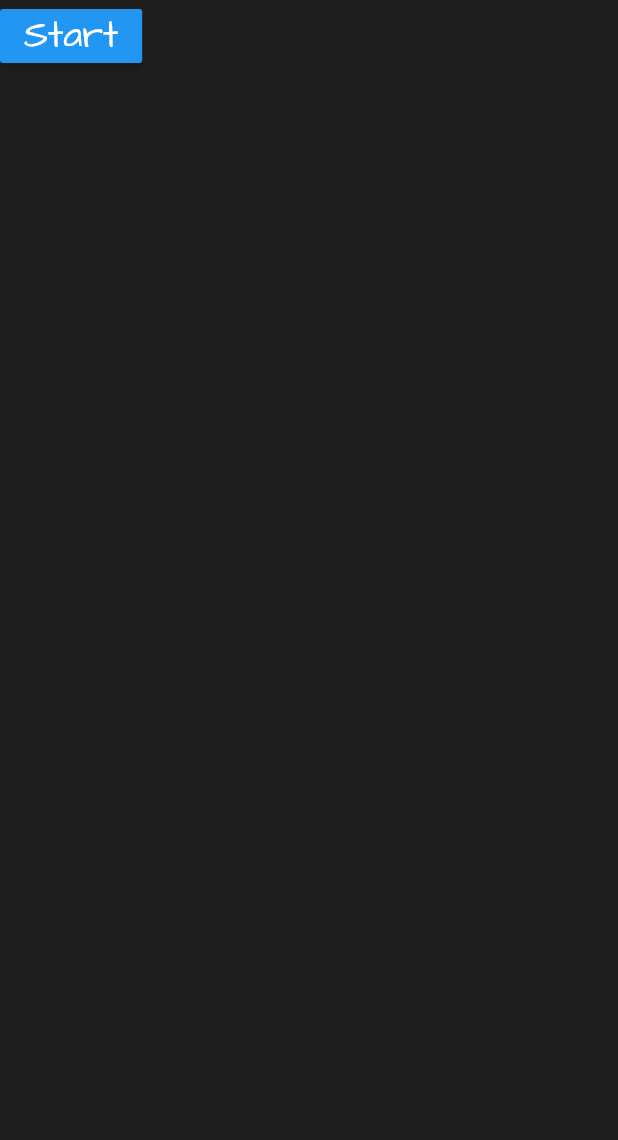
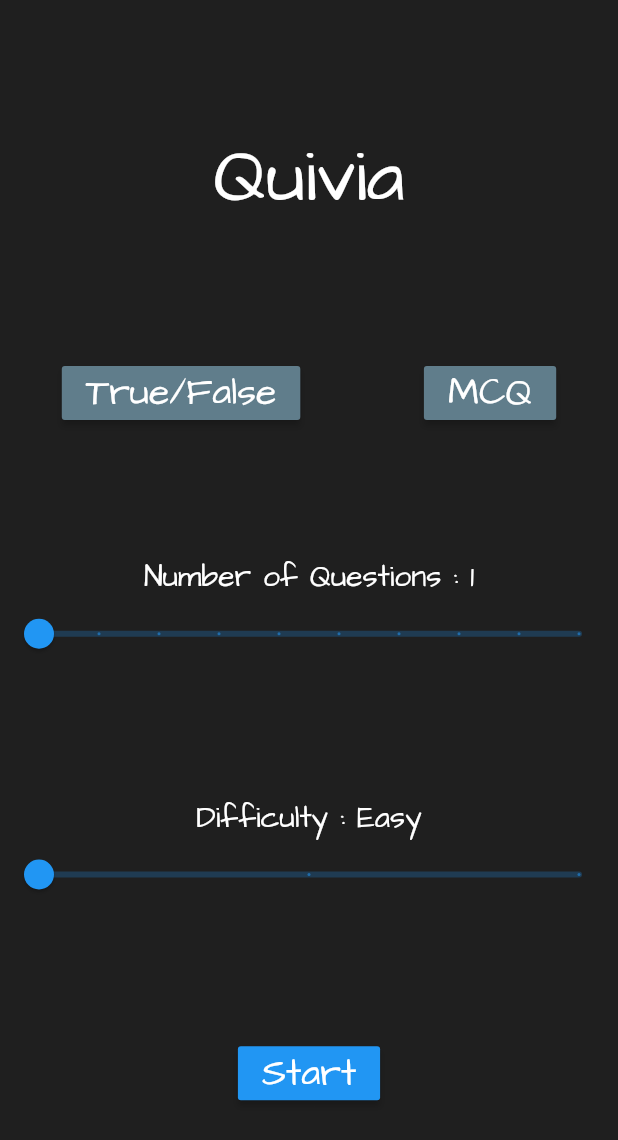
Before and after one commit to Riyansh1608/Quivia, a Flutter app: the screen it shows after launch, on a phone screen of 412 x 824 dp. Shown: the top 1140 px of the screen. Run offline on Flutter 3.47's test engine with Material 2 defaults, Android fonts, the phone set to English and light mode, and no system bars; our stand-ins replace dio.

Commit message:
added factors like type,no of Questions and difficulty

```diff
--- a/quivia/lib/main.dart
+++ b/quivia/lib/main.dart
@@ -1,6 +1,5 @@
 import 'package:flutter/material.dart';
 import 'package:quivia/pages/base_screen.dart';
-import 'package:quivia/pages/home_screen.dart';
 
 void main() {
   runApp(const MyApp());
--- a/quivia/lib/pages/base_screen.dart
+++ b/quivia/lib/pages/base_screen.dart
@@ -9,8 +9,25 @@ class Base extends StatefulWidget {
 }
 
 class _BaseState extends State<Base> {
+  double? _deviceHeight, _deviceWidth;
+  double _currentDifficultyLevel = 0;
+  List<String> difficulty = ["Easy", "Medium", "Hard"];
+  String type = "none";
+  double _totalQuestions = 1;
+  Color k = Colors.blueGrey;
+  Color j = Colors.blueGrey;
+
+  @override
+  void initState() {
+    super.initState();
+    k = Colors.blueGrey;
+    j = Colors.blueGrey;
+  }
+
   @override
   Widget build(BuildContext context) {
+    _deviceHeight = MediaQuery.of(context).size.height;
+    _deviceWidth = MediaQuery.of(context).size.width;
     return Scaffold(
       body: base_Ui(),
     );
@@ -18,29 +35,158 @@ class _BaseState extends State<Base> {
 
   Widget base_Ui() {
     return SafeArea(
-      child: Container(
+      child: Center(
         child: Column(
+          mainAxisAlignment: MainAxisAlignment.spaceEvenly,
+          mainAxisSize: MainAxisSize.max,
+          crossAxisAlignment: CrossAxisAlignment.center,
+          children: [
+            quiviaLogo(),
+            typeOfQuestion,
+            totalQuestionSlider(),
+            difficulySlider(),
+            startButton(),
+          ],
+        ),
+      ),
+    );
+  }
+
+  Widget totalQuestionSlider() {
+    return Column(
+      children: [
+        Text(
+          'Number of Questions : ${_totalQuestions.toInt()}',
+          style: const TextStyle(
+            color: Colors.white,
+            fontSize: 20,
+          ),
+        ),
+        Slider(
+          min: 1,
+          max: 10,
+          value: _totalQuestions,
+          onChanged: (_value) {
+            setState(() {
+              _totalQuestions = _value;
+            });
+          },
+          divisions: 9,
+          label: _totalQuestions.toInt().toString(),
+        ),
+      ],
+    );
+  }
+
+  Widget difficulySlider() {
+    return Column(
+      children: [
+        Text(
+          'Difficulty : ${difficulty[_currentDifficultyLevel.toInt()]}',
+          style: const TextStyle(
+            color: Colors.white,
+            fontSize: 20,
+          ),
+        ),
+        Slider(
+          min: 0,
+          max: 2,
+          value: _currentDifficultyLevel,
+          onChanged: (_value) {
+            setState(() {
+              _currentDifficultyLevel = _value;
+            });
+          },
+          divisions: 2,
+          label: difficulty[_currentDifficultyLevel.toInt()].toString(),
+        ),
+      ],
+    );
+  }
+
+  Widget quiviaLogo() {
+    return Container(
+      child: const Text(
+        "Quivia",
+        style: TextStyle(
+            color: Colors.white, fontSize: 50, fontWeight: FontWeight.w400),
+      ),
+    );
+  }
+
+  Widget get typeOfQuestion {
+    return Row(
+      mainAxisAlignment: MainAxisAlignment.spaceAround,
+      mainAxisSize: MainAxisSize.max,
+      crossAxisAlignment: CrossAxisAlignment.center,
       children: [
         MaterialButton(
           onPressed: () {
+            setState(() {
+              type = "boolean";
+              k = Colors.blue;
+              j = Colors.blueGrey;
+            });
+          },
+          child: const Text(
+            "True/False",
+            style: TextStyle(color: Colors.white, fontSize: 25),
+          ),
+          color: k,
+        ),
+        MaterialButton(
+          onPressed: () {
+            setState(() {
+              type = "multiple";
+              j = Colors.blue;
+              k = Colors.blueGrey;
+            });
+          },
+          child: const Text(
+            "MCQ",
+            style: TextStyle(color: Colors.white, fontSize: 25),
+          ),
+          color: j,
+        ),
+      ],
+    );
+  }
+
+  Widget startButton() {
+    return MaterialButton(
+      onPressed: () {
+        if (type != "none") {
           Navigator.push(
             context,
             MaterialPageRoute(
               builder: (BuildContext context) {
-                      return Home();
+                return Home(
+                  difficulty:
+                      difficulty[_currentDifficultyLevel.toInt()].toLowerCase(),
+                  type: type,
+                  maxQuestion: _totalQuestions.toInt(),
+                );
               },
             ),
           );
+        } else {
+          showDialog(
+            context: context,
+            builder: (BuildContext context) {
+              return const AlertDialog(
+                backgroundColor: Colors.red,
+                title: Text("Choose Question Type"),
+                content: SingleChildScrollView(child: Text("hello")),
+              );
+            },
+          );
+        }
       },
       child: const Text(
         "Start",
         style: TextStyle(color: Colors.white, fontSize: 25),
       ),
       color: Colors.blue,
-            ),
-          ],
-        ),
-      ),
     );
   }
 }
--- a/quivia/lib/providers/home_screen_provider.dart
+++ b/quivia/lib/providers/home_screen_provider.dart
@@ -1,16 +1,24 @@
 import 'dart:convert';
 import 'package:flutter/material.dart';
 import 'package:dio/dio.dart';
+import 'package:quivia/pages/base_screen.dart';
 
 class HomeScreenProvider extends ChangeNotifier {
+  final String? difficulty;
+  final String? typeofquestion;
+  final int? maxQuestion;
   final Dio _dio = Dio();
-  final int _maxQuestion = 10;
+
   List? questions;
   int _currentQuestionCount = 0;
   int _score = 0;
 
   BuildContext context;
-  HomeScreenProvider({required this.context}) {
+  HomeScreenProvider(
+      {required this.context,
+      this.difficulty,
+      this.typeofquestion,
+      this.maxQuestion}) {
     _dio.options.baseUrl = 'https://opentdb.com/api.php';
     _getQuestionFromApi();
   }
@@ -20,18 +28,28 @@ class HomeScreenProvider extends ChangeNotifier {
       '',
       queryParameters: {
         'amount': 10,
-        'type': 'boolean',
-        'difficulty': 'easy',
+        'type': typeofquestion,
+        'difficulty': difficulty,
       },
     );
     var _data = jsonDecode(_response.toString());
     questions = _data["results"];
-    //print(questions![_currentQuestionCount]["correct_answer"]);
+    print(questions![_currentQuestionCount]);
     notifyListeners();
   }
 
   String getCurrentQuestText() {
+    print(
+        "type : $typeofquestion \n amount : $maxQuestion \n difficulty : $difficulty");
     return questions![_currentQuestionCount]["question"];
+  }
+
+  String getCorrectOptionText() {
+    return questions![_currentQuestionCount]["correct_answer"];
+  }
+
+  List<dynamic> getOptionsText() {
+    return questions![_currentQuestionCount]["incorrect_answers"];
   }
 
   void answerQuestion(String _ans) async {
@@ -57,7 +75,7 @@ class HomeScreenProvider extends ChangeNotifier {
       const Duration(seconds: 1),
     );
     Navigator.pop(context);
-    if (_currentQuestionCount == _maxQuestion) {
+    if (_currentQuestionCount == maxQuestion) {
       endGame();
     } else {
       notifyListeners();
@@ -77,12 +95,14 @@ class HomeScreenProvider extends ChangeNotifier {
             "Game Over!",
             style: TextStyle(fontSize: 25, color: Colors.white),
           ),
-          content: Text("Score : $_score/10 "),
+          content: Text("Score : $_score/$maxQuestion "),
         );
       },
     );
     await Future.delayed(const Duration(seconds: 3));
     Navigator.pop(context);
     Navigator.pop(context);
+    Navigator.push(
+        context, MaterialPageRoute(builder: ((context) => const Base())));
   }
 }
```
Also changed, not shown: quivia/lib/pages/home_screen.dart (+71 -12 lines). Lines whose indentation alone changed are shown as unchanged.
